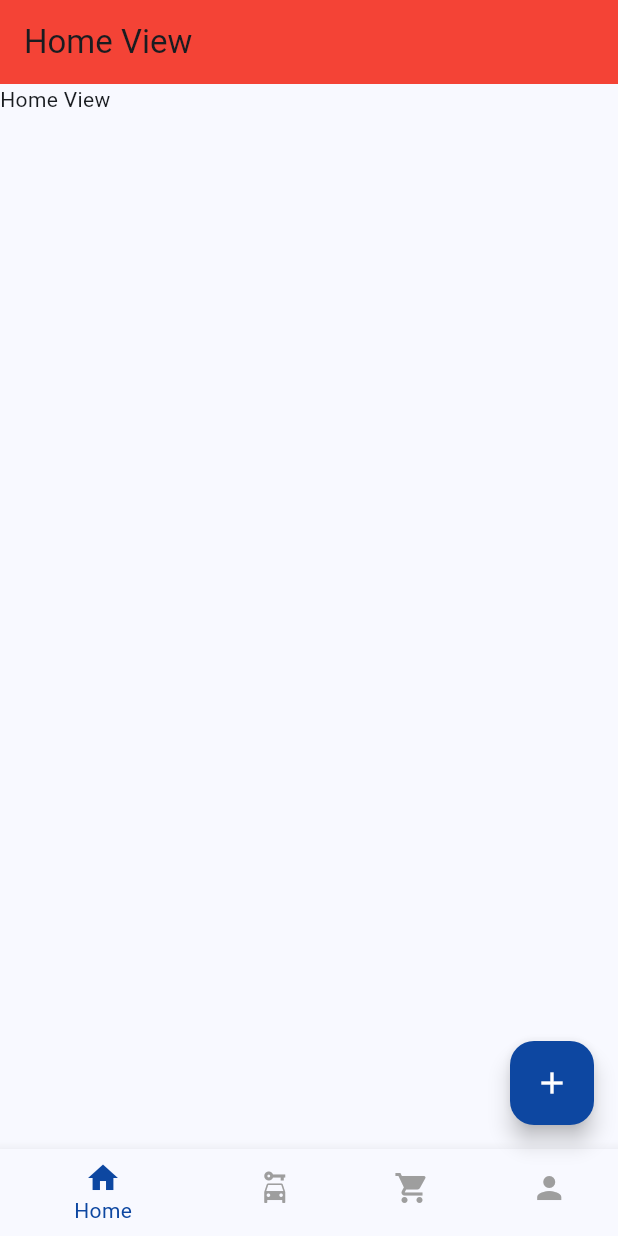
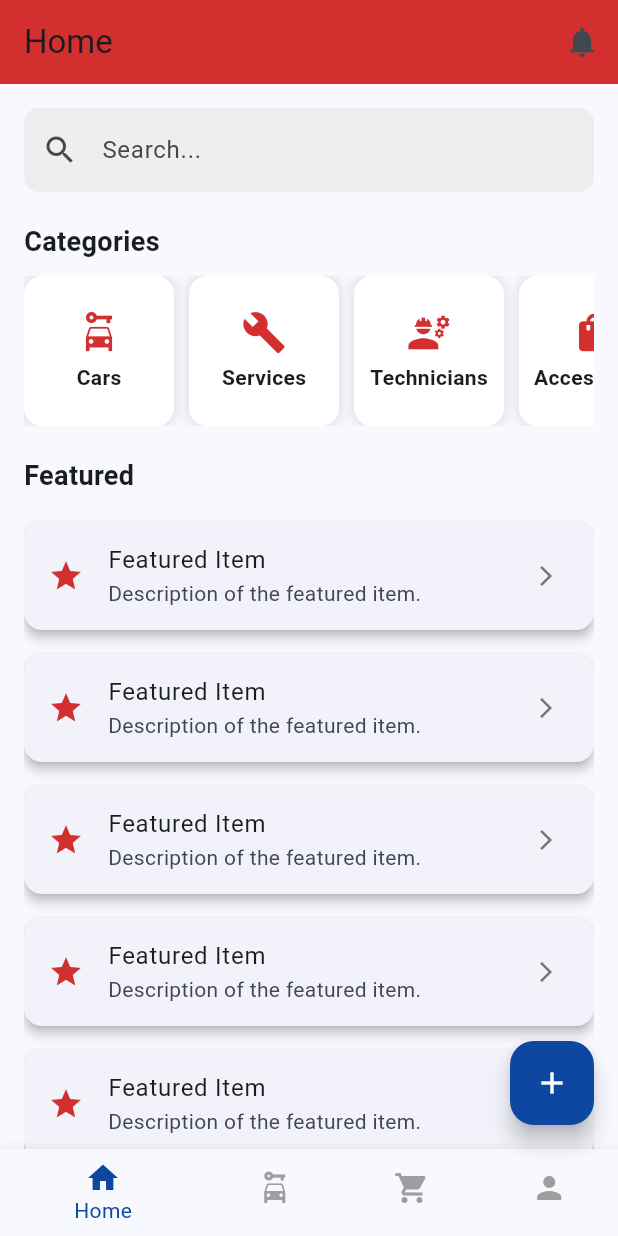
Before and after one commit to engbasel/Door-To-Door-APP, a Flutter app: the screen it shows after launch, on a phone screen of 412 x 824 dp. Run offline on Flutter 3.47's test engine with Material 3 defaults, Android fonts, the light colour scheme and no system bars.

Commit message:
`Refactor HomeView widget: update UI, add search bar, categories and featured sections`

```diff
--- a/lib/features/home/presention/home_viwe.dart
+++ b/lib/features/home/presention/home_viwe.dart
@@ -1,4 +1,3 @@
-// =================== Pages for Bottom Navigation ===================
 import 'package:flutter/material.dart';
 
 class HomeView extends StatelessWidget {
@@ -8,14 +7,137 @@ class HomeView extends StatelessWidget {
   Widget build(BuildContext context) {
     return Scaffold(
       appBar: AppBar(
-        backgroundColor: Colors.red,
-        title: Text('Home View'),
+        backgroundColor: Colors.red.shade700,
+        title: const Text('Home'),
+        actions: [
+          IconButton(
+            icon: const Icon(Icons.notifications),
+            onPressed: () {
+              // Handle notifications
+            },
+          ),
+        ],
       ),
-      body: Column(
+      body: Padding(
+        padding: const EdgeInsets.symmetric(horizontal: 16.0),
+        child: Column(
+          crossAxisAlignment: CrossAxisAlignment.start,
+          children: [
+            const SizedBox(height: 16),
+            // Search Bar
+            TextField(
+              decoration: InputDecoration(
+                hintText: 'Search...',
+                prefixIcon: const Icon(Icons.search),
+                border: OutlineInputBorder(
+                  borderRadius: BorderRadius.circular(10),
+                  borderSide: BorderSide.none,
+                ),
+                filled: true,
+                fillColor: Colors.grey.shade200,
+              ),
+            ),
+            const SizedBox(height: 20),
+
+            // Categories Section
+            const Text(
+              'Categories',
+              style: TextStyle(fontSize: 18, fontWeight: FontWeight.bold),
+            ),
+            const SizedBox(height: 10),
+            SizedBox(
+              height: 100,
+              child: ListView(
+                scrollDirection: Axis.horizontal,
+                children: const [
+                  CategoryCard(title: 'Cars', icon: Icons.car_rental),
+                  CategoryCard(title: 'Services', icon: Icons.build),
+                  CategoryCard(title: 'Technicians', icon: Icons.engineering),
+                  CategoryCard(title: 'Accessories', icon: Icons.shopping_bag),
+                ],
+              ),
+            ),
+
+            const SizedBox(height: 20),
+
+            // Featured Section
+            const Text(
+              'Featured',
+              style: TextStyle(fontSize: 18, fontWeight: FontWeight.bold),
+            ),
+            const SizedBox(height: 10),
+            Expanded(
+              child: ListView.builder(
+                itemCount: 5,
+                itemBuilder: (context, index) {
+                  return const FeaturedItem();
+                },
+              ),
+            ),
+          ],
+        ),
+      ),
+    );
+  }
+}
+
+// =================== Category Card Widget ===================
+class CategoryCard extends StatelessWidget {
+  final String title;
+  final IconData icon;
+
+  const CategoryCard({super.key, required this.title, required this.icon});
+
+  @override
+  Widget build(BuildContext context) {
+    return Container(
+      width: 100,
+      margin: const EdgeInsets.only(right: 10),
+      decoration: BoxDecoration(
+        color: Colors.white,
+        borderRadius: BorderRadius.circular(12),
+        boxShadow: [
+          BoxShadow(
+            color: Colors.black.withOpacity(0.1),
+            blurRadius: 5,
+            spreadRadius: 1,
+          ),
+        ],
+      ),
+      child: Column(
+        mainAxisAlignment: MainAxisAlignment.center,
         children: [
-          Text('Home View'),
+          Icon(icon, size: 30, color: Colors.red.shade700),
+          const SizedBox(height: 5),
+          Text(
+            title,
+            style: const TextStyle(fontSize: 14, fontWeight: FontWeight.bold),
+          ),
         ],
       ),
     );
   }
 }
+
+// =================== Featured Item Widget ===================
+class FeaturedItem extends StatelessWidget {
+  const FeaturedItem({super.key});
+
+  @override
+  Widget build(BuildContext context) {
+    return Card(
+      elevation: 3,
+      margin: const EdgeInsets.symmetric(vertical: 8),
+      child: ListTile(
+        leading: Icon(Icons.star, color: Colors.red.shade700),
+        title: const Text('Featured Item'),
+        subtitle: const Text('Description of the featured item.'),
+        trailing: Icon(Icons.arrow_forward_ios,
+            size: 16, color: Colors.grey.shade600),
+        onTap: () {
+          // Handle item tap
+        },
+      ),
+    );
+  }
+}
```
